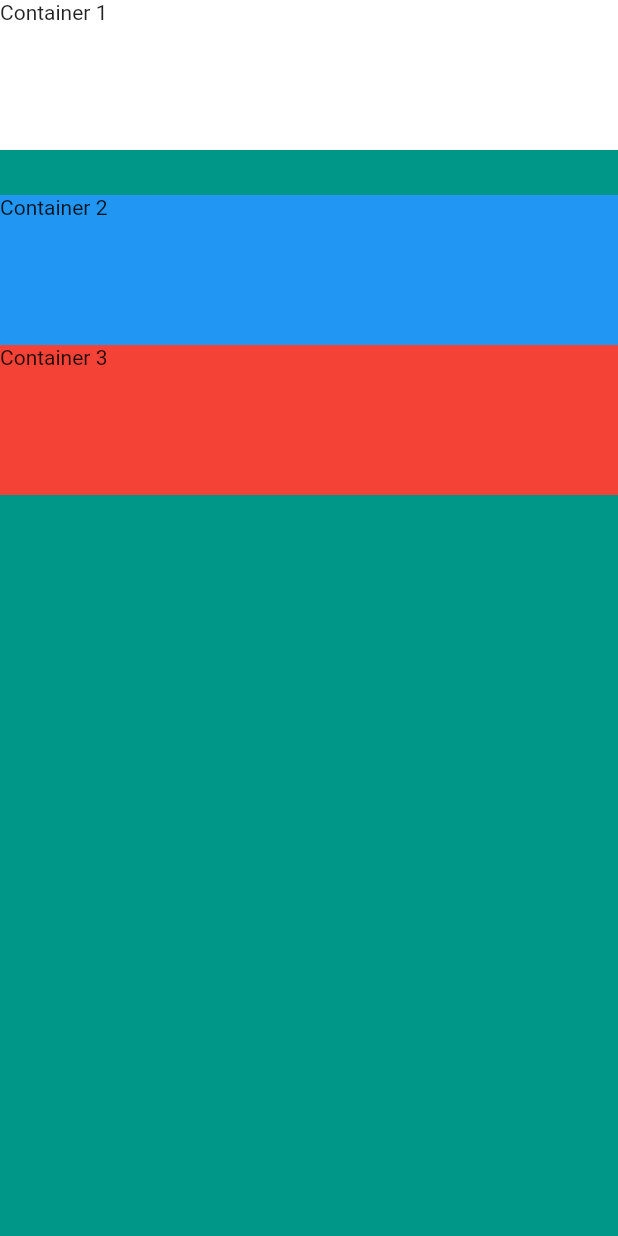
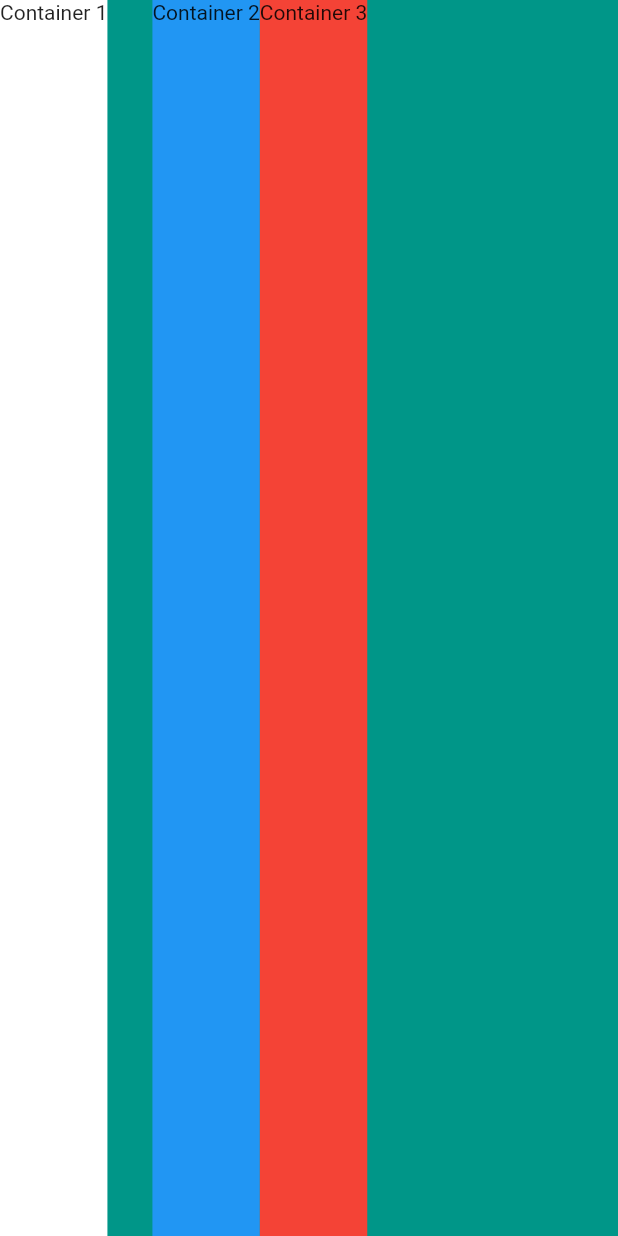
Before and after one commit to abc20210708/first_flutter_app, a Flutter app: the screen it shows after launch, on a phone screen of 412 x 824 dp. Run offline on Flutter 3.47's test engine with Material 2 defaults, Android fonts, the phone set to English and light mode, and no system bars.

Commit message:
강좌 21 | 로우위젯 되짚어 보기

```diff
--- a/lib/main.dart
+++ b/lib/main.dart
@@ -28,11 +28,7 @@ class MyPage extends StatelessWidget {
       backgroundColor: Colors.teal,
       body: SafeArea(
         child: Center(
-          child: Column(
-            //mainAxisAlignment: MainAxisAlignment.center,
-           //mainAxisSize: MainAxisSize.min,
-            //verticalDirection: VerticalDirection.up, //반대순서
-            //mainAxisAlignment:  MainAxisAlignment.spaceEvenly,
+          child: Row(
             crossAxisAlignment: CrossAxisAlignment.stretch,
             children: [
               Container(
@@ -42,7 +38,7 @@ class MyPage extends StatelessWidget {
                 child: Text("Container 1"),
               ),
               SizedBox(
-                height: 30.0,
+               width: 30.0,
               ),
               Container(
                // width: 100,
```
